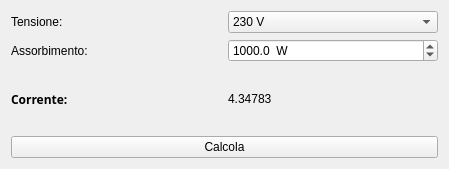
Before: the Qt Designer form gallampere.ui in gallochri/gallAmpere, drawn with Qt 5.
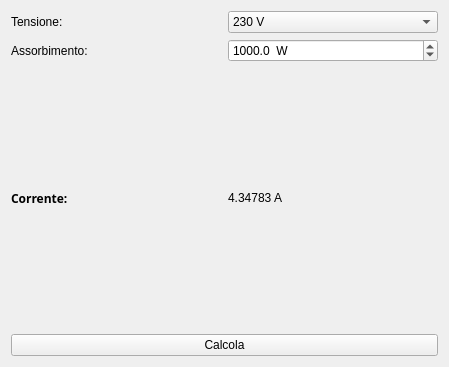
After: the same form once the commit is applied.

Commit message: Add A in current value

What changed in the file:
```diff
--- a/gallampere.ui
+++ b/gallampere.ui
@@ -7,7 +7,7 @@
     <x>0</x>
     <y>0</y>
     <width>449</width>
-    <height>169</height>
+    <height>367</height>
    </rect>
   </property>
   <property name="windowTitle">
@@ -126,7 +126,7 @@
       <item row="2" column="1">
        <widget class="QLabel" name="valueCorrente">
         <property name="text">
-         <string>4.34783</string>
+         <string>4.34783 A</string>
         </property>
        </widget>
       </item>
```
Left out of the diff: 58 changed lines with no effect on the pictures. The commit also changes 1 other file.
